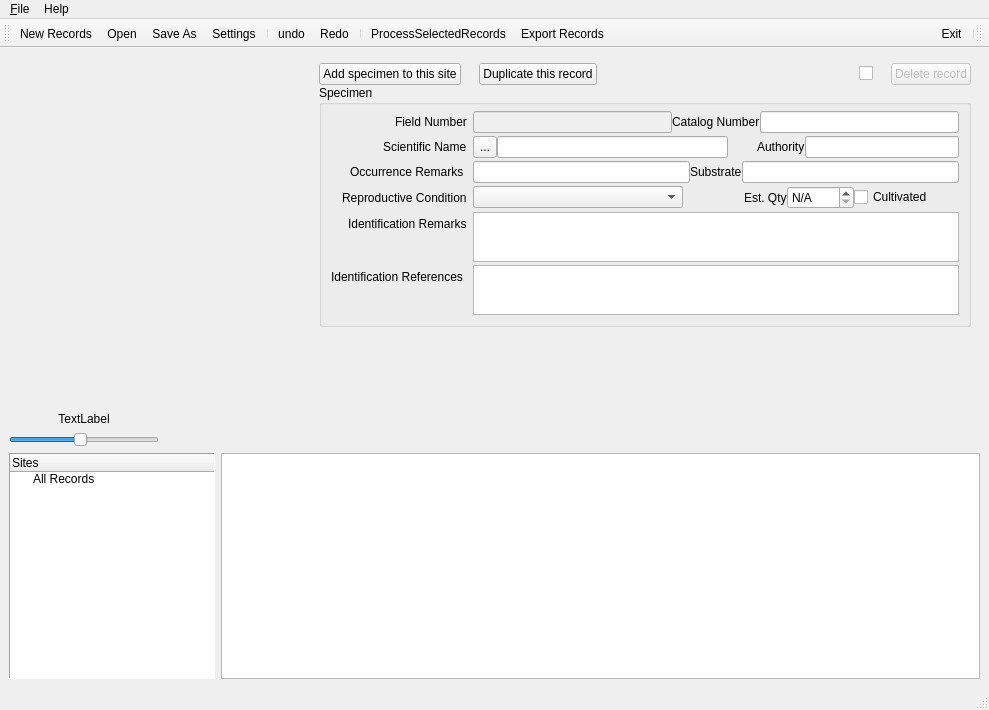
CapPow/collBook, file ui/collBookUI.ui: the form before one commit.
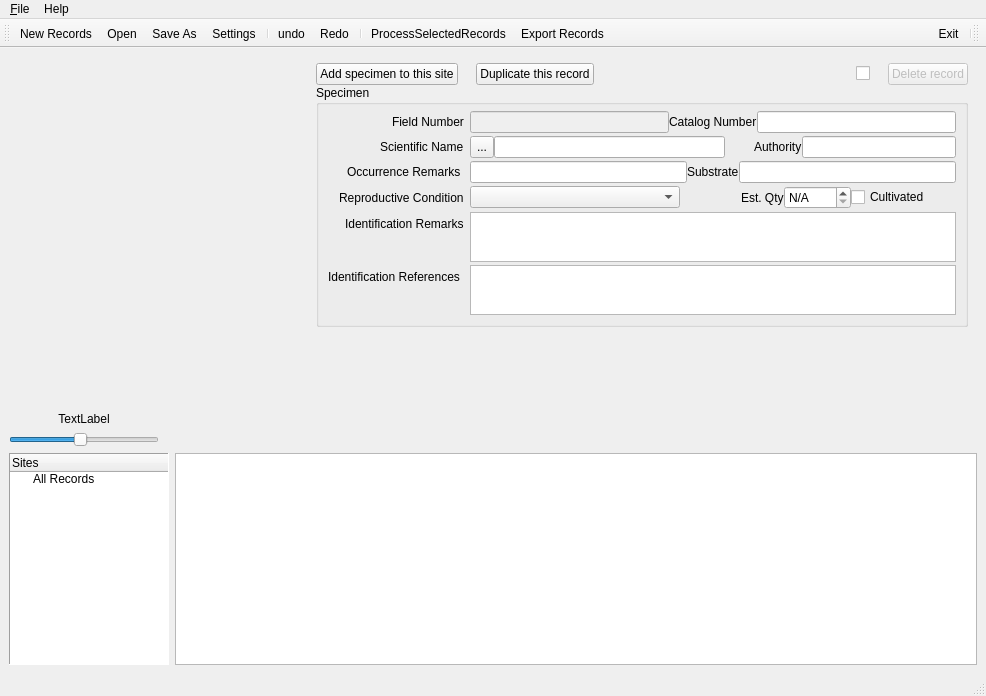
The form after the commit. Icons and pictures are not drawn. Custom widgets are drawn as their Qt base class.

Commit message: update sizing policy

```diff
--- a/ui/collBookUI.ui
+++ b/ui/collBookUI.ui
@@ -6,8 +6,8 @@
    <rect>
     <x>0</x>
     <y>0</y>
-    <width>989</width>
-    <height>710</height>
+    <width>986</width>
+    <height>696</height>
    </rect>
   </property>
   <property name="windowTitle">
@@ -1489,7 +1489,7 @@
      </layout>
     </item>
     <item>
-     <layout class="QHBoxLayout" name="lower_horizontalLayout" stretch="0,4">
+     <layout class="QHBoxLayout" name="lower_horizontalLayout" stretch="1,5">
       <item>
        <widget class="QTreeWidget" name="tree_widget">
         <property name="sizePolicy">
@@ -1573,13 +1573,13 @@
       <item>
        <widget class="QTableView" name="table_view">
         <property name="sizePolicy">
-         <sizepolicy hsizetype="Expanding" vsizetype="Expanding">
+         <sizepolicy hsizetype="Preferred" vsizetype="Expanding">
           <horstretch>0</horstretch>
           <verstretch>0</verstretch>
          </sizepolicy>
         </property>
         <property name="sizeAdjustPolicy">
-         <enum>QAbstractScrollArea::AdjustToContentsOnFirstShow</enum>
+         <enum>QAbstractScrollArea::AdjustToContents</enum>
         </property>
         <property name="editTriggers">
          <set>QAbstractItemView::DoubleClicked|QAbstractItemView::EditKeyPressed</set>
@@ -1619,7 +1619,7 @@
     <rect>
      <x>0</x>
      <y>0</y>
-     <width>989</width>
+     <width>986</width>
      <height>22</height>
     </rect>
    </property>
```
The commit also changes 2 other files.
